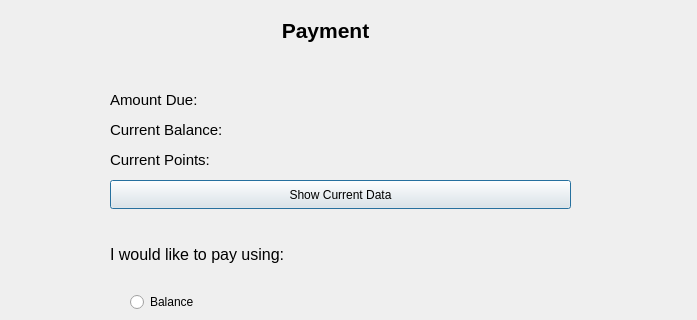
Qt form paymentwindow.ui (KirolousFouty/Hospital_Project) before a commit; both pictures show x 0 to 697 and y 0 to 320 of the 697 by 648 pixel window.
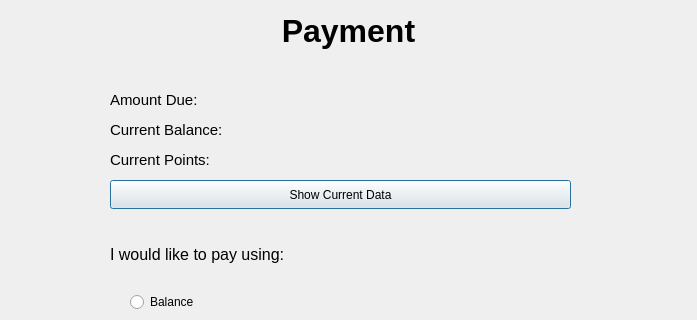
The same form after that commit.

What changed in the file:
```diff
--- a/paymentwindow.ui
+++ b/paymentwindow.ui
@@ -16,15 +16,15 @@
   <widget class="QLabel" name="paymentTitle">
    <property name="geometry">
     <rect>
-     <x>0</x>
+     <x>-2</x>
      <y>0</y>
-     <width>651</width>
+     <width>701</width>
      <height>61</height>
     </rect>
    </property>
    <property name="font">
     <font>
-     <pointsize>16</pointsize>
+     <pointsize>24</pointsize>
      <bold>true</bold>
     </font>
    </property>
```
